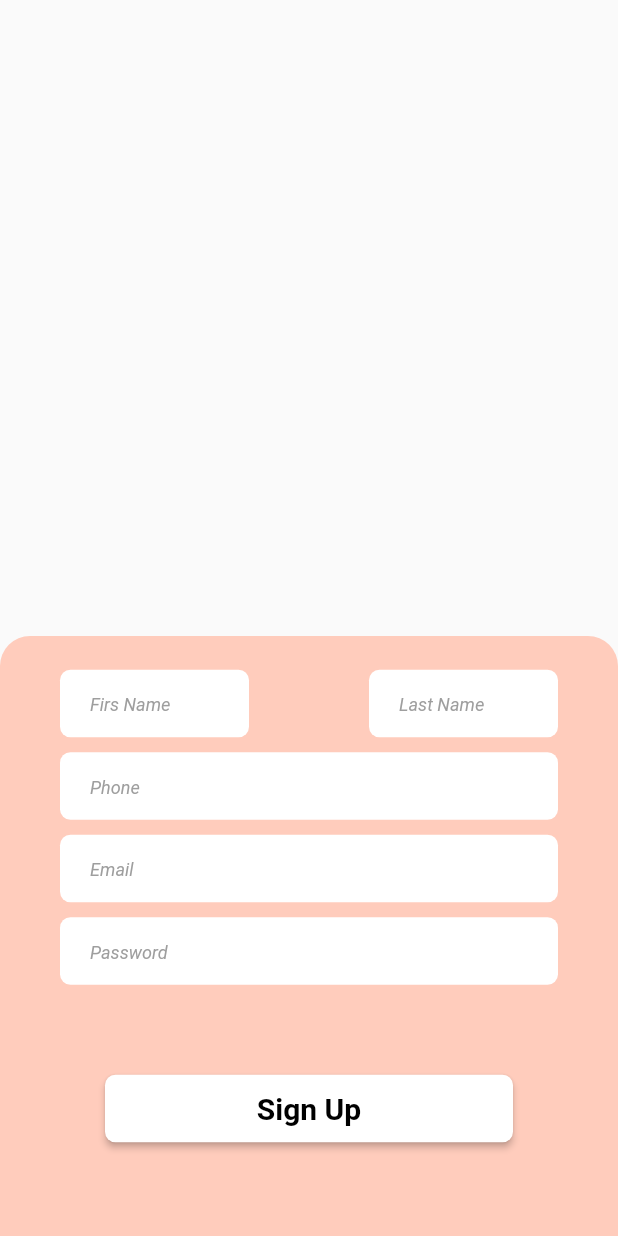
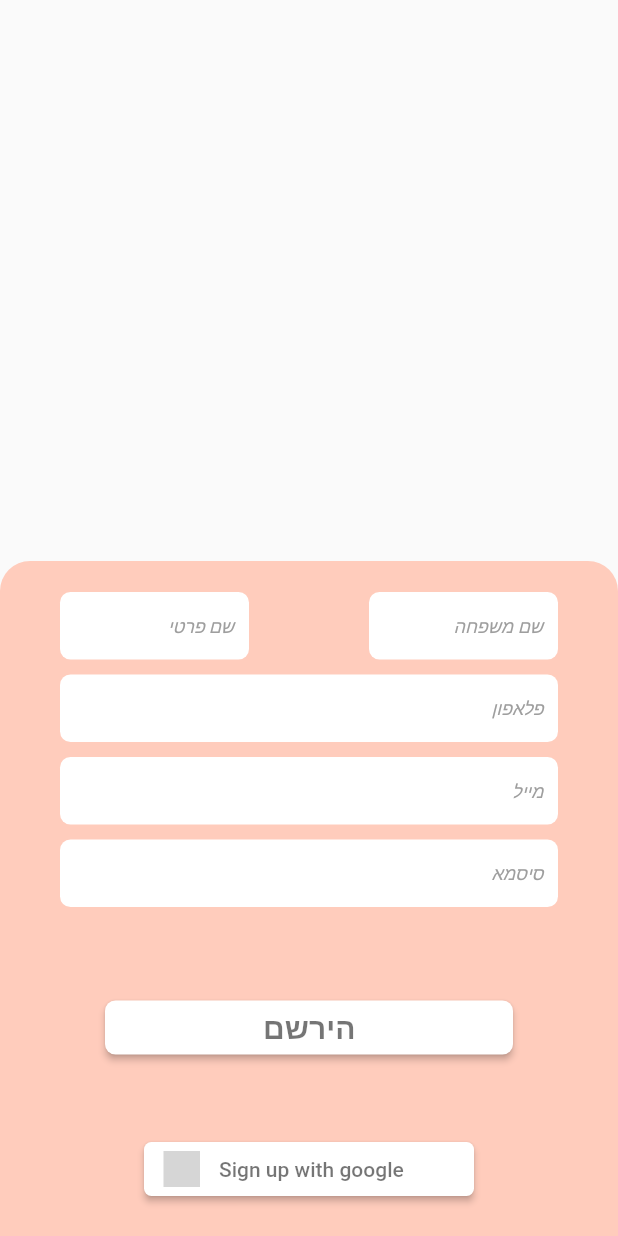
Before and after one commit to eladsez/Circle, a Flutter app: the SignUpPage screen opened directly, on a phone screen of 412 x 824 dp. Run offline on Flutter 3.47's test engine with Material 2 defaults, Android fonts, the light colour scheme and no system bars; our stand-ins replace flutter_signin_button; grey boxes are pictures that could not be loaded.

Commit message:
more pages

```diff
--- a/lib/front/sign_up_page.dart
+++ b/lib/front/sign_up_page.dart
@@ -1,11 +1,5 @@
 import 'package:flutter/material.dart';
 import 'package:flutter_signin_button/flutter_signin_button.dart';
-
-main() =>
-    runApp(MaterialApp(
-      debugShowCheckedModeBanner: false,
-      home: SignUpPage(),
-    ));
 
 class SignUpPage extends StatelessWidget {
   static const routeName = 'Sign-up-page';
@@ -26,8 +20,9 @@ class SignUpPage extends StatelessWidget {
       decoration: BoxDecoration(
           color: Colors.white, borderRadius: BorderRadius.circular(7)),
       child: Container(
-        padding: const EdgeInsets.only(left: 20, top: 13, right: 20),
+        padding: const EdgeInsets.only(top: 12, right: 10),
         child: TextField(
+          textAlign: TextAlign.right,
           controller: userInput,
           autocorrect: false,
           enableSuggestions: false,
@@ -58,7 +53,7 @@ class SignUpPage extends StatelessWidget {
           mainAxisAlignment: MainAxisAlignment.end,
           children: [
           Container(
-          height: 400,
+          height: 450,
           width: double.infinity,
           decoration: const BoxDecoration(
             color: Color(0xFFFFCCBC),
@@ -74,47 +69,23 @@ class SignUpPage extends StatelessWidget {
               Row(
                 children: [
                   Expanded(
-                    child: userInput(firstNameController, 'Firs Name',
+                    child: userInput(firstNameController, 'שם פרטי',
                         TextInputType.name, false),
                   ),
                   Expanded(
                       child: userInput(lastNameController,
-                          'Last Name', TextInputType.name, false)),
+                          'שם משפחה', TextInputType.name, false)),
                 ],
               ),
-              userInput(phoneController, 'Phone',
+              userInput(phoneController, 'פלאפון',
                   TextInputType.number, false),
-              userInput(emailController, 'Email',
+              userInput(emailController, 'מייל',
                   TextInputType.emailAddress, false),
-              userInput(passwordController, 'Password',
+              userInput(passwordController, 'סיסמא',
                   TextInputType.visiblePassword, true),
-              // Padding(
-              //   padding: const EdgeInsets.only(top: 5.0),
-              //   child: Column(
-              //     mainAxisAlignment: MainAxisAlignment.center,
-              //     children: [
-              //       SignInButton(
-              //         Buttons.Google,
-              //         onPressed: () {},
-              //         text: 'Sign up with google',
-              //         shape: RoundedRectangleBorder(
-              //             borderRadius: BorderRadius.circular(16)),
-              //       ),
-              //       SignInButton(
-              //         Buttons.Facebook,
-              //         onPressed: () {},
-              //         text: 'Sign up with facebook',
-              //         shape: RoundedRectangleBorder(
-              //             borderRadius: BorderRadius.circular(16)),
-              //       ),
-              //     ],
-              //   ),
-              // ),
             ]),
             Container(
-              height: 50,
               // for an exact replicate, remove the padding.
-              margin: const EdgeInsets.only(bottom: 40, top: 0),
               padding:
               const EdgeInsets.only(top: 5, left: 70, right: 70),
               child: RaisedButton(
@@ -128,13 +99,35 @@ class SignUpPage extends StatelessWidget {
                   print("password:" + password);
                 },
                 child: const Text(
-                  'Sign Up',
+                  'הירשם',
                   style: TextStyle(
                     fontSize: 20,
                     fontWeight: FontWeight.w700,
-                    color: Colors.black,
+                    color: Colors.black54,
                   ),
                 ),
+              ),
+            ),
+            Padding(
+              padding: const EdgeInsets.only(top: 5.0),
+              child: Column(
+                mainAxisAlignment: MainAxisAlignment.center,
+                children: [
+                  SignInButton(
+                    Buttons.Google,
+                    onPressed: () {},
+                    text: 'Sign up with google',
+                    shape: RoundedRectangleBorder(
+                        borderRadius: BorderRadius.circular(5)),
+                  ),
+                  //   SignInButton(
+                  //     Buttons.Facebook,
+                  //     onPressed: () {},
+                  //     text: 'Sign up with facebook',
+                  //     shape: RoundedRectangleBorder(
+                  //         borderRadius: BorderRadius.circular(16)),
+                  //   ),
+                ],
               ),
             ),
           ],
--- a/lib/main.dart
+++ b/lib/main.dart
@@ -1,4 +1,6 @@
 import 'package:flutter/material.dart';
+import 'front/Supp_front/main_supp.dart';
+import 'front/who_you_are_page.dart';
 
-void main() {
-}
+main() => runApp(
+    const MaterialApp(debugShowCheckedModeBanner: false, home: MainSupp()));
```
Also changed, not shown: lib/front/Supp_front/main_supp.dart (added, +49 -0 lines), lib/front/Supp_front/supp_home_page.dart (added, +19 -0 lines), lib/front/menu_cards/food_card.dart (added, +60 -0 lines), lib/front/who_you_are_page.dart (+117 -6 lines), lib/storage/sign_up_func.dart (added, +16 -0 lines), pubspec.yaml (+14 -5 lines), fonts/Akshar-SemiBold.ttf (added), fonts/Akshar-VariableFont_wght.ttf (added), fonts/IBMPlexSansHebrew-Regular.ttf (added), fonts/SecularOne-Regular.ttf (added), lib/front/menu_cards/volunteering_card.dart (added), pubspec.lock.
